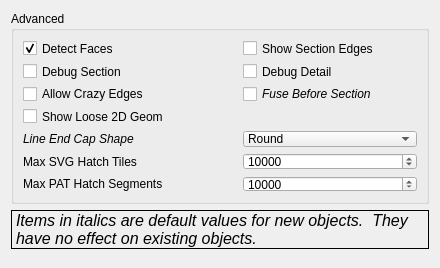
berndhahnebach/All_FreeCAD, file src/Mod/TechDraw/Gui/DlgPrefsTechDraw4.ui: the form before one commit.
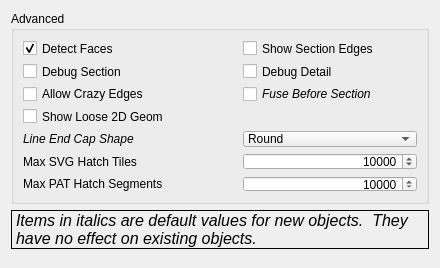
The form after the commit. Custom widgets are drawn as their Qt base class.

The edit to the form file:
```diff
--- a/src/Mod/TechDraw/Gui/DlgPrefsTechDraw4.ui
+++ b/src/Mod/TechDraw/Gui/DlgPrefsTechDraw4.ui
@@ -119,6 +119,9 @@
           <property name="singleStep">
            <number>100</number>
           </property>
+          <property name="alignment">
+           <set>Qt::AlignRight</set>
+          </property>
           <property name="value">
            <number>10000</number>
           </property>
@@ -145,6 +148,9 @@
           <property name="singleStep">
            <number>100</number>
           </property>
+          <property name="alignment">
+           <set>Qt::AlignRight</set>
+          </property>
           <property name="value">
            <number>10000</number>
           </property>
```
